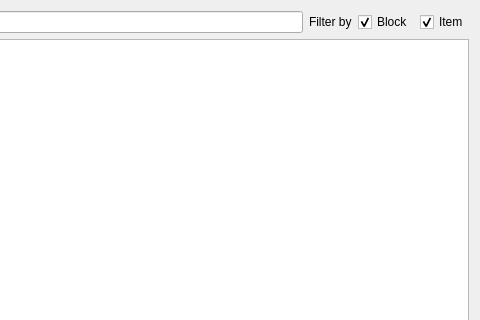
Qt form src/blockitemselectordialog.ui (IoeCmcomc/MCDatapacker) before a commit; both pictures show x 122 to 602 and y 0 to 320 of the 602 by 480 pixel window.
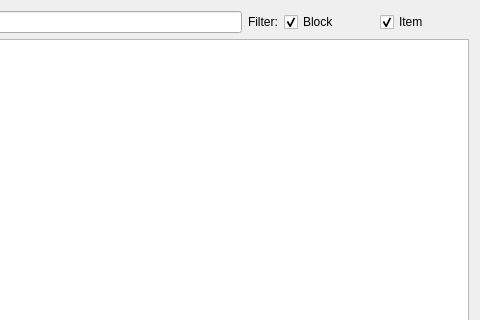
The same form after that commit.

Diff of the .ui file:
```diff
--- a/src/blockitemselectordialog.ui
+++ b/src/blockitemselectordialog.ui
@@ -36,28 +36,108 @@
      <item>
       <widget class="QLabel" name="label_2">
        <property name="text">
-        <string>Filter by</string>
+        <string>Filter:</string>
        </property>
       </widget>
      </item>
      <item>
-      <widget class="QCheckBox" name="filterByBlockCheck">
-       <property name="text">
-        <string>Block</string>
+      <widget class="QStackedWidget" name="stackedWidget">
+       <property name="sizePolicy">
+        <sizepolicy hsizetype="Maximum" vsizetype="Maximum">
+         <horstretch>0</horstretch>
+         <verstretch>0</verstretch>
+        </sizepolicy>
        </property>
-       <property name="checked">
-        <bool>true</bool>
+       <property name="currentIndex">
+        <number>0</number>
        </property>
-      </widget>
-     </item>
-     <item>
-      <widget class="QCheckBox" name="filterByItemCheck">
-       <property name="text">
-        <string>Item</string>
-       </property>
-       <property name="checked">
-        <bool>true</bool>
-       </property>
+       <widget class="QWidget" name="obtainableItems">
+        <layout class="QHBoxLayout" name="horizontalLayout_2">
+         <property name="spacing">
+          <number>7</number>
+         </property>
+         <property name="leftMargin">
+          <number>0</number>
+         </property>
+         <property name="topMargin">
+          <number>0</number>
+         </property>
+         <property name="rightMargin">
+          <number>0</number>
+         </property>
+         <property name="bottomMargin">
+          <number>0</number>
+         </property>
+         <item>
+          <widget class="QCheckBox" name="filterByBlockCheck">
+           <property name="sizePolicy">
+            <sizepolicy hsizetype="Preferred" vsizetype="Fixed">
+             <horstretch>0</horstretch>
+             <verstretch>0</verstretch>
+            </sizepolicy>
+           </property>
+           <property name="text">
+            <string>Block</string>
+           </property>
+           <property name="checked">
+            <bool>true</bool>
+           </property>
+          </widget>
+         </item>
+         <item>
+          <widget class="QCheckBox" name="filterByItemCheck">
+           <property name="sizePolicy">
+            <sizepolicy hsizetype="Preferred" vsizetype="Fixed">
+             <horstretch>0</horstretch>
+             <verstretch>0</verstretch>
+            </sizepolicy>
+           </property>
+           <property name="text">
+            <string>Item</string>
+           </property>
+           <property name="checked">
+            <bool>true</bool>
+           </property>
+          </widget>
+         </item>
+        </layout>
+       </widget>
+       <widget class="QWidget" name="blocks">
+        <layout class="QHBoxLayout" name="horizontalLayout_3">
+         <property name="leftMargin">
+          <number>0</number>
+         </property>
+         <property name="topMargin">
+          <number>0</number>
+         </property>
+         <property name="rightMargin">
+          <number>0</number>
+         </property>
+         <property name="bottomMargin">
+          <number>0</number>
+         </property>
+         <item>
+          <widget class="QCheckBox" name="obtainableBlocksCheck">
+           <property name="text">
+            <string>Obtainable</string>
+           </property>
+           <property name="checked">
+            <bool>true</bool>
+           </property>
+          </widget>
+         </item>
+         <item>
+          <widget class="QCheckBox" name="unobtainableBlocksCheck">
+           <property name="text">
+            <string>Unobtainable</string>
+           </property>
+           <property name="checked">
+            <bool>true</bool>
+           </property>
+          </widget>
+         </item>
+        </layout>
+       </widget>
       </widget>
      </item>
     </layout>
```
Left out of the diff: 39 changed lines with no effect on the pictures.
